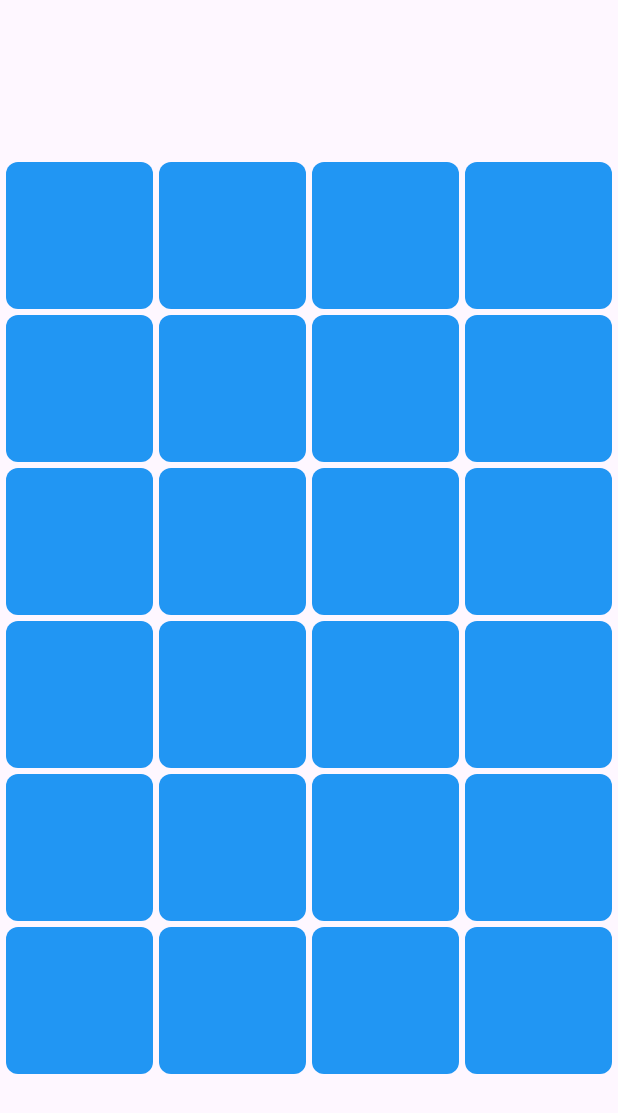
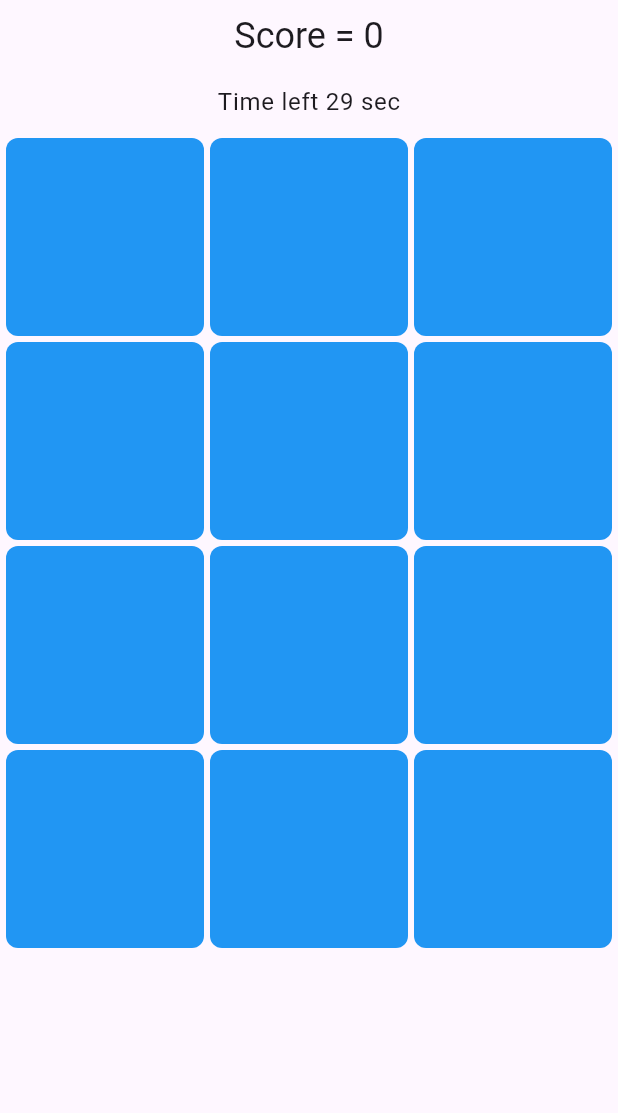
Before and after one commit to anoochit/flipnmatch, a Flutter app: the screen it shows after launch, after a tap on "Start!", on a phone screen of 412 x 824 dp. Shown: the top 1113 px of the screen. Run offline on Flutter 3.47's test engine with Material 3 defaults, Android fonts, the phone set to English and light mode, and no system bars; drawn by our look-alikes of flip_card; our stand-ins replace confetti.

Commit message:
add score and timer

```diff
--- a/lib/pages/home.dart
+++ b/lib/pages/home.dart
@@ -1,5 +1,8 @@
+import 'dart:async';
 import 'dart:developer';
+import 'dart:math' as math;
 
+import 'package:confetti/confetti.dart';
 import 'package:flip_card/flip_card.dart';
 import 'package:flip_card/flip_card_controller.dart';
 import 'package:flutter/material.dart';
@@ -31,6 +34,8 @@ class _HomePageState extends State<HomePage> {
   bool match = false;
   bool start = false;
 
+  int matchCount = 0;
+
   @override
   void initState() {
     super.initState();
@@ -40,7 +45,7 @@ class _HomePageState extends State<HomePage> {
 
   initCard() {
     // init list size
-    total = (chars.length) * 8;
+    total = (chars.length) * 4;
     // fill with default value
     cards.clear();
     cardsFlipable.clear();
@@ -57,16 +62,42 @@ class _HomePageState extends State<HomePage> {
     // init card controller
     cardControllers.clear();
     List.generate(total, (i) => cardControllers.add(FlipCardController()));
-    // init toggle
+    // init
     toggle = false;
     match = false;
     tapVal = null;
     tapValIndex = null;
+    score = 0;
+    countdown = 30;
+    matchCount = 0;
   }
 
+  late Timer timer;
+  late int countdown;
+
+  int score = 0;
+
   startGame() {
+    timer = Timer.periodic(const Duration(seconds: 1), (value) {
+      setState(() {
+        countdown--;
+        if (countdown == 0) {
+          stopGame();
+        }
+      });
+    });
+    initCard();
     setState(() {
       start = true;
+    });
+  }
+
+  stopGame() {
+    timer.cancel();
+    setState(() {
+      for (int i = 0; i < total; i++) {
+        cardsFlipable[i] = false;
+      }
     });
   }
 
@@ -74,10 +105,31 @@ class _HomePageState extends State<HomePage> {
   Widget build(BuildContext context) {
     return Scaffold(
       body: SafeArea(
-          child: Center(
+          child: Align(
+        alignment: Alignment.topCenter,
         child: Column(
           mainAxisSize: MainAxisSize.min,
           children: [
+            Visibility(
+              visible: start,
+              child: Padding(
+                padding: const EdgeInsets.symmetric(vertical: 8.0),
+                child: Text(
+                  'Score = $score',
+                  style: Theme.of(context).textTheme.headlineSmall,
+                ),
+              ),
+            ),
+            Visibility(
+              visible: (start),
+              child: Padding(
+                padding: const EdgeInsets.symmetric(vertical: 8.0),
+                child: Text(
+                  'Time left $countdown sec',
+                  style: Theme.of(context).textTheme.bodyLarge,
+                ),
+              ),
+            ),
             Visibility(
               visible: start,
               child: GridView.builder(
@@ -85,7 +137,7 @@ class _HomePageState extends State<HomePage> {
                 physics: const NeverScrollableScrollPhysics(),
                 padding: const EdgeInsets.all(4.0),
                 gridDelegate: const SliverGridDelegateWithFixedCrossAxisCount(
-                  crossAxisCount: 4,
+                  crossAxisCount: 3,
                   mainAxisSpacing: 4.0,
                   crossAxisSpacing: 4.0,
                 ),
@@ -131,6 +183,11 @@ class _HomePageState extends State<HomePage> {
                                 match = true;
                                 cardsFlipable[index] = false;
                                 cardsFlipable[tapValIndex!] = false;
+                                score++;
+                                matchCount++;
+                                if (matchCount == (total / 2)) {
+                                  stopGame();
+                                }
                               });
                             } else {
                               log('not match');
@@ -162,7 +219,7 @@ class _HomePageState extends State<HomePage> {
                 onPressed: () {
                   startGame();
                 },
-                child: const Text('Start!'),
+                child: Text('Start!'),
               ),
             )
           ],
```
Also changed, not shown: lib/widgets/card.dart (deleted, +0 -19 lines).
